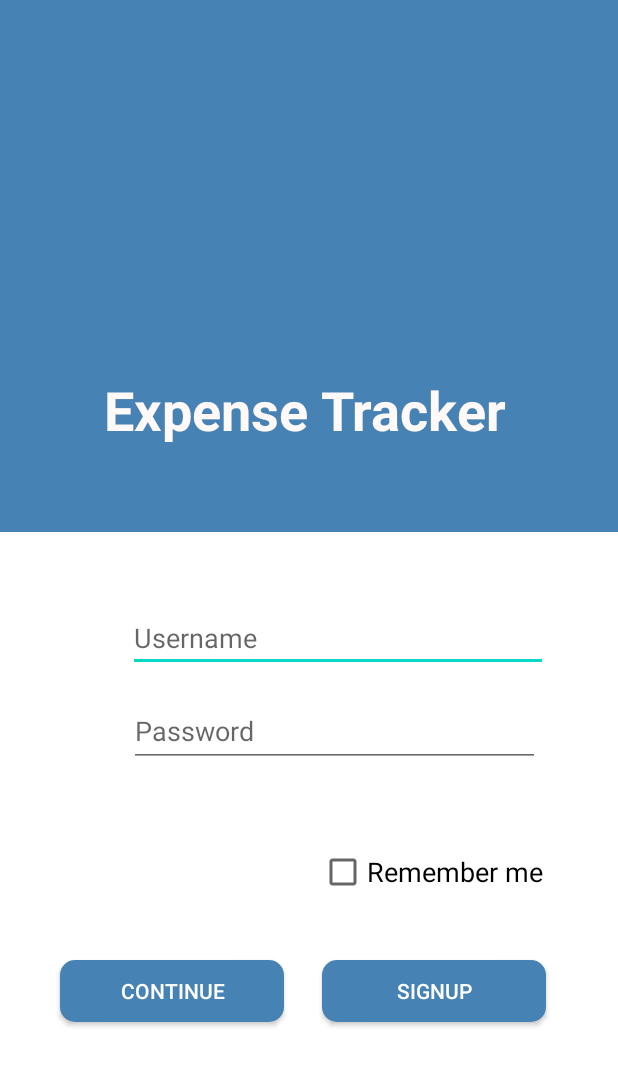
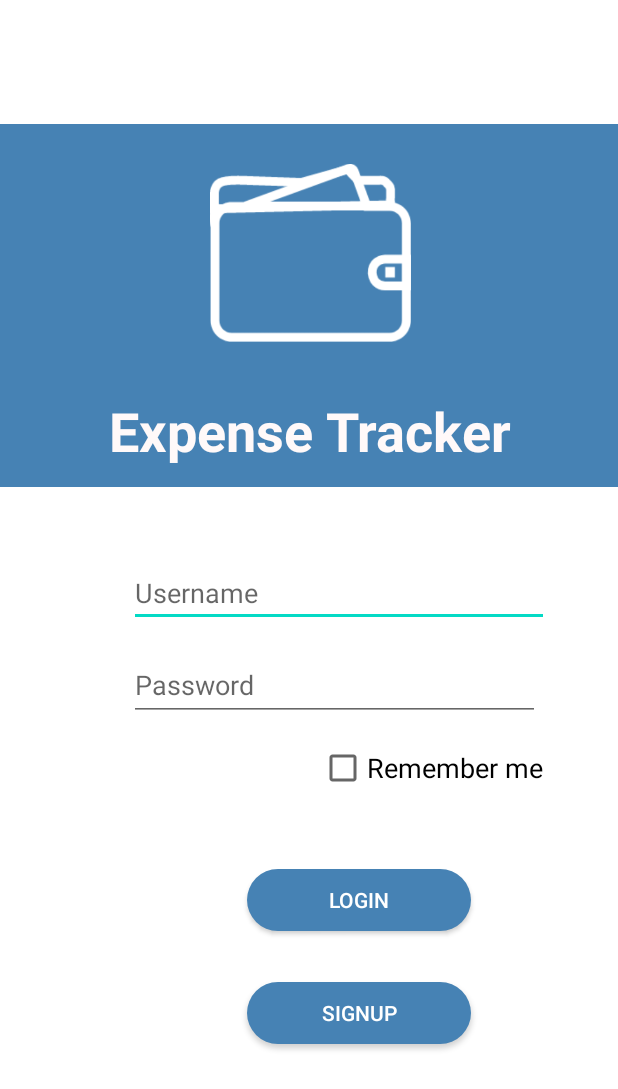
Before and after one commit to mayank2001/CyberKnights, an Android app: the screen it shows after launch (LoginActivity), on a phone screen of 412 x 824 dp. Shown: the top 1089 px of the screen. Run offline under Robolectric (Android 15) with nearby library versions, the phone set to English and light mode, and no system bars; our stand-ins replace Firebase (no records; nobody signed in at launch, a user with empty details on screens opened directly).

Commit message:
login page updated

```diff
--- a/app/src/main/res/layout/activity_login.xml
+++ b/app/src/main/res/layout/activity_login.xml
@@ -6,15 +6,15 @@
     android:layout_height="match_parent"
     android:background="#4682b4"
     android:backgroundTint="#FFFFFF"
-    tools:context=".MainActivity">
+    tools:context=".MainActivity"
+    tools:layout_editor_absoluteY="25dp">
 
 
     <TextView
         android:id="@+id/textView10"
-        android:layout_width="463dp"
-        android:layout_height="374dp"
-        android:layout_marginStart="1dp"
-        android:layout_marginBottom="490dp"
+        android:layout_width="460dp"
+        android:layout_height="242dp"
+        android:layout_marginBottom="417dp"
         android:background="#4682b4"
         android:textSize="36sp"
         app:layout_constraintBottom_toBottomOf="parent"
@@ -27,72 +27,82 @@
         android:id="@+id/checkBox"
         android:layout_width="164dp"
         android:layout_height="33dp"
+        android:layout_marginStart="212dp"
+        android:layout_marginTop="413dp"
+        android:layout_marginEnd="35dp"
+        android:layout_marginBottom="213dp"
         android:text="Remember me"
         android:textSize="18sp"
         app:layout_constraintBottom_toBottomOf="parent"
         app:layout_constraintEnd_toEndOf="parent"
-        app:layout_constraintHorizontal_bias="0.858"
         app:layout_constraintStart_toStartOf="parent"
-        app:layout_constraintTop_toTopOf="parent"
-        app:layout_constraintVertical_bias="0.714" />
-
+        app:layout_constraintTop_toTopOf="parent" />
 
     <Button
         android:id="@+id/get_otp"
         android:layout_width="149dp"
         android:layout_height="41dp"
-        android:layout_marginTop="624dp"
-        android:layout_marginEnd="25dp"
-        android:layout_marginBottom="120dp"
-        android:background="@drawable/button_back"
+        android:layout_marginStart="131dp"
+        android:layout_marginTop="497dp"
+        android:layout_marginEnd="65dp"
+        android:layout_marginBottom="121dp"
+        android:background="@drawable/btn_continue"
         android:backgroundTint="#4682b4"
-        android:text="Continue"
+        android:text="Login"
         android:textColor="#FFFFFF"
         android:textSize="14sp"
         app:layout_constraintBottom_toBottomOf="parent"
-        app:layout_constraintEnd_toStartOf="@+id/signup"
-        app:layout_constraintHorizontal_bias="1.0"
+        app:layout_constraintEnd_toEndOf="parent"
+        app:layout_constraintHorizontal_bias="0.5"
         app:layout_constraintStart_toStartOf="parent"
-        app:layout_constraintTop_toTopOf="parent"
-        app:layout_constraintVertical_bias="0.412" />
+        app:layout_constraintTop_toTopOf="parent" />
 
     <Button
         android:id="@+id/signup"
         android:layout_width="149dp"
         android:layout_height="41dp"
-        android:layout_marginTop="624dp"
-        android:layout_marginEnd="48dp"
-        android:layout_marginBottom="120dp"
-        android:background="@drawable/button_back"
+        android:layout_marginStart="131dp"
+        android:layout_marginTop="572dp"
+        android:layout_marginEnd="65dp"
+        android:layout_marginBottom="46dp"
+        android:background="@drawable/btn_continue"
         android:backgroundTint="#4682b4"
         android:text="SignUp"
         android:textColor="#FFFFFF"
         android:textSize="14sp"
         app:layout_constraintBottom_toBottomOf="parent"
         app:layout_constraintEnd_toEndOf="parent"
-        app:layout_constraintTop_toTopOf="parent"
-        app:layout_constraintVertical_bias="0.412" />
+        app:layout_constraintHorizontal_bias="0.5"
+        app:layout_constraintStart_toStartOf="parent"
+        app:layout_constraintTop_toTopOf="parent" />
+    =======
+    app:layout_constraintEnd_toEndOf="parent"
+    app:layout_constraintHorizontal_bias="0.5"
+    app:layout_constraintStart_toStartOf="parent"
+    app:layout_constraintTop_toTopOf="parent"
+    app:layout_constraintVertical_bias="0.768" />
+    >>>>>>> Stashed changes
 
     <ImageView
         android:id="@+id/imageView"
         android:layout_width="134dp"
         android:layout_height="140dp"
-        android:layout_marginTop="80dp"
-        android:layout_marginBottom="634dp"
+        android:layout_marginStart="139dp"
+        android:layout_marginTop="16dp"
+        android:layout_marginEnd="138dp"
+        android:layout_marginBottom="503dp"
         app:layout_constraintBottom_toBottomOf="parent"
-        app:layout_constraintEnd_toStartOf="@+id/textView10"
-        app:layout_constraintHorizontal_bias="0.502"
-        app:layout_constraintStart_toEndOf="@+id/textView10"
+        app:layout_constraintEnd_toEndOf="parent"
+        app:layout_constraintStart_toStartOf="parent"
         app:layout_constraintTop_toTopOf="parent"
-        app:layout_constraintVertical_bias="0.326"
-        app:srcCompat="@drawable/wallet"/>
+        app:srcCompat="@drawable/wallet" />
 
     <TextView
         android:id="@+id/textView9"
         android:layout_width="381dp"
         android:layout_height="51dp"
-        android:layout_marginTop="266dp"
-        android:layout_marginBottom="550dp"
+        android:layout_marginTop="180dp"
+        android:layout_marginBottom="428dp"
         android:text="@string/expense_tracker"
         android:textAlignment="center"
         android:textColor="#FFF9F9"
@@ -100,35 +110,44 @@
         android:textStyle="normal|bold"
         app:layout_constraintBottom_toBottomOf="parent"
         app:layout_constraintEnd_toEndOf="parent"
-        app:layout_constraintHorizontal_bias="0.4"
+        app:layout_constraintHorizontal_bias="0.5"
         app:layout_constraintStart_toStartOf="parent"
-        app:layout_constraintTop_toTopOf="parent"
-        app:layout_constraintVertical_bias="0.408" />
+        app:layout_constraintTop_toTopOf="parent" />
+
+    =======
+    app:layout_constraintTop_toTopOf="parent" />
+    >>>>>>> Stashed changes
 
     <EditText
         android:id="@+id/user_name"
         android:layout_width="280dp"
         android:layout_height="42dp"
-        android:layout_marginTop="52dp"
+        android:layout_marginStart="85dp"
+        android:layout_marginTop="293dp"
+        android:layout_marginEnd="46dp"
+        android:layout_marginBottom="324dp"
         android:ems="10"
         android:hint="Username"
         android:inputType="textPersonName"
+        app:layout_constraintBottom_toBottomOf="parent"
         app:layout_constraintEnd_toEndOf="parent"
-        app:layout_constraintHorizontal_bias="0.648"
         app:layout_constraintStart_toStartOf="parent"
-        app:layout_constraintTop_toBottomOf="@+id/textView10" />
+        app:layout_constraintTop_toTopOf="parent" />
 
     <EditText
         android:id="@+id/Pass_word"
         android:layout_width="274dp"
         android:layout_height="47dp"
-        android:layout_marginTop="16dp"
+        android:layout_marginStart="85dp"
+        android:layout_marginTop="351dp"
+        android:layout_marginEnd="52dp"
+        android:layout_marginBottom="261dp"
         android:ems="10"
         android:hint="Password"
         android:inputType="textPersonName"
+        app:layout_constraintBottom_toBottomOf="parent"
         app:layout_constraintEnd_toEndOf="parent"
-        app:layout_constraintHorizontal_bias="0.621"
         app:layout_constraintStart_toStartOf="parent"
-        app:layout_constraintTop_toBottomOf="@+id/user_name"/>
+        app:layout_constraintTop_toTopOf="parent" />
 
 </androidx.constraintlayout.widget.ConstraintLayout>
--- a/app/src/main/res/layout/piechart.xml
+++ b/app/src/main/res/layout/piechart.xml
@@ -10,9 +10,10 @@
         android:id="@+id/textView"
         android:layout_width="wrap_content"
         android:layout_height="wrap_content"
-        android:text="Earnings"
+        android:text="Monthly Report"
+        android:textColor="#0B0A0A"
+        android:textSize="20dp"
         android:textStyle="bold"
-        android:textSize="20dp"
         app:layout_constraintBottom_toBottomOf="parent"
         app:layout_constraintLeft_toLeftOf="parent"
         app:layout_constraintRight_toRightOf="parent"
```
Also changed, not shown: app/src/main/res/drawable-v24/wallet.png (renamed from app/src/main/res/drawable/wallet.png).
